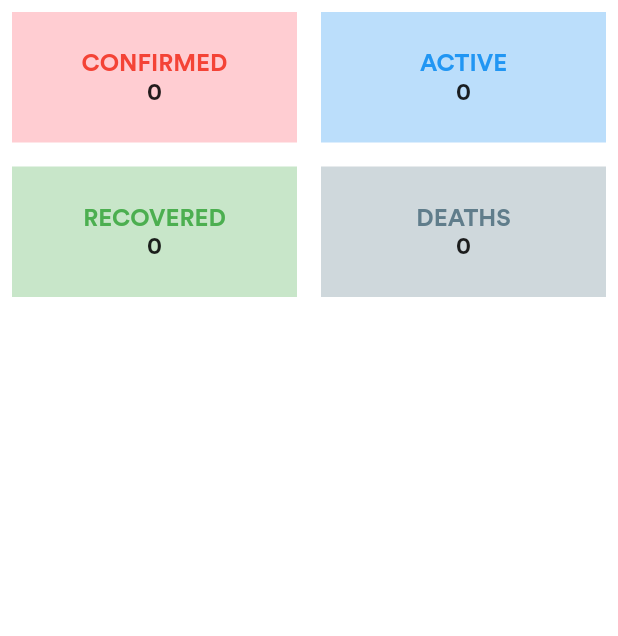
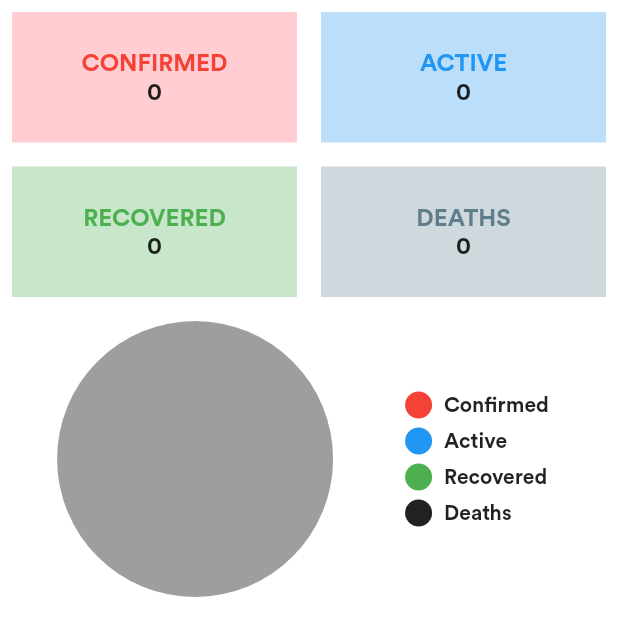
Before and after one commit to RabinPhaiju/covid_19, a Flutter app: the WorldwidePanel widget shown alone on an empty page, opened directly with empty values, on a phone screen of 412 x 824 dp. Shown: the top 636 px of the screen. Run offline on Flutter 3.47's test engine with Material 2 defaults, Android fonts, the phone set to English and light mode, and no system bars; drawn by our look-alikes of pie_chart; our stand-ins replace dynamic_theme; network calls fail.

Commit message:
error resolved(if json data is not available )

```diff
--- a/lib/panels/worldwidepanel.dart
+++ b/lib/panels/worldwidepanel.dart
@@ -1,4 +1,5 @@
 import 'package:flutter/material.dart';
+import 'package:pie_chart/pie_chart.dart';
 
 class WorldwidePanel extends StatelessWidget {
 final Map worldData;
@@ -10,7 +11,9 @@ final Map worldData;
   @override
   Widget build(BuildContext context) {
     return Container(
-      child: GridView(
+      child: Column(
+        children: <Widget>[
+          GridView(
             shrinkWrap: true,
             physics: NeverScrollableScrollPhysics(),
             gridDelegate: SliverGridDelegateWithFixedCrossAxisCount(crossAxisCount: 2,childAspectRatio: 2),
@@ -42,6 +45,24 @@ final Map worldData;
 
             ],
           ),
+          Container(
+            height: 200,
+            child: PieChart(dataMap: {
+              'Confirmed':worldData['cases'].toDouble(),
+              'Active':worldData['active'].toDouble(),
+              'Recovered':worldData['recovered'].toDouble(),
+              'Deaths':worldData['deaths'].toDouble(),
+            },
+              colorList: [
+                Colors.red,
+                Colors.blue,
+                Colors.green,
+                Colors.grey[900],
+              ],),
+          ),
+        ],
+
+      ),
     );
   }
 }
@@ -60,7 +81,7 @@ class StatusPanel extends StatelessWidget {
 
     return Container(
       margin: EdgeInsets.all(8),
-      height: 80,width: width/2,
+      height: 50,width: width/2,
       color: panelColor,
       child: Column(
         mainAxisAlignment: MainAxisAlignment.center,
```
Also changed, not shown: lib/homepage.dart (+13 -14 lines), lib/pages/countryPage.dart (+16 -5 lines), lib/pages/search.dart (added, +89 -0 lines), 1 other file. Lines whose indentation alone changed are shown as unchanged.
